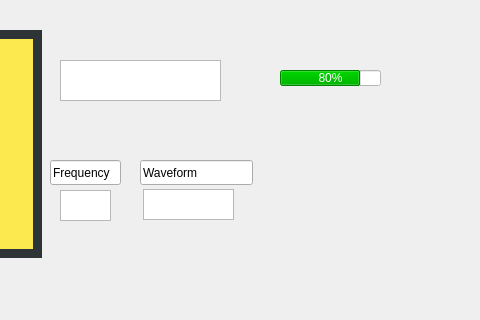
This is mainwindow.ui in Hall-Andrew/CESDEVICE-3004FinalProject as Qt 5 draws it before an edit; both pictures show x 320 to 800 and y 0 to 320 of the 800 by 600 pixel window. The edited form follows.
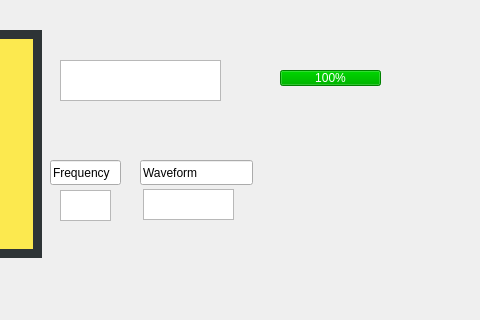
This is the edited form. Icons and pictures are not drawn.

The edit to the form file:
```diff
--- a/mainwindow.ui
+++ b/mainwindow.ui
@@ -445,7 +445,7 @@
 background-color: #FFF;</string>
     </property>
     <property name="value">
-     <number>80</number>
+     <number>100</number>
     </property>
     <property name="invertedAppearance">
      <bool>false</bool>
```
